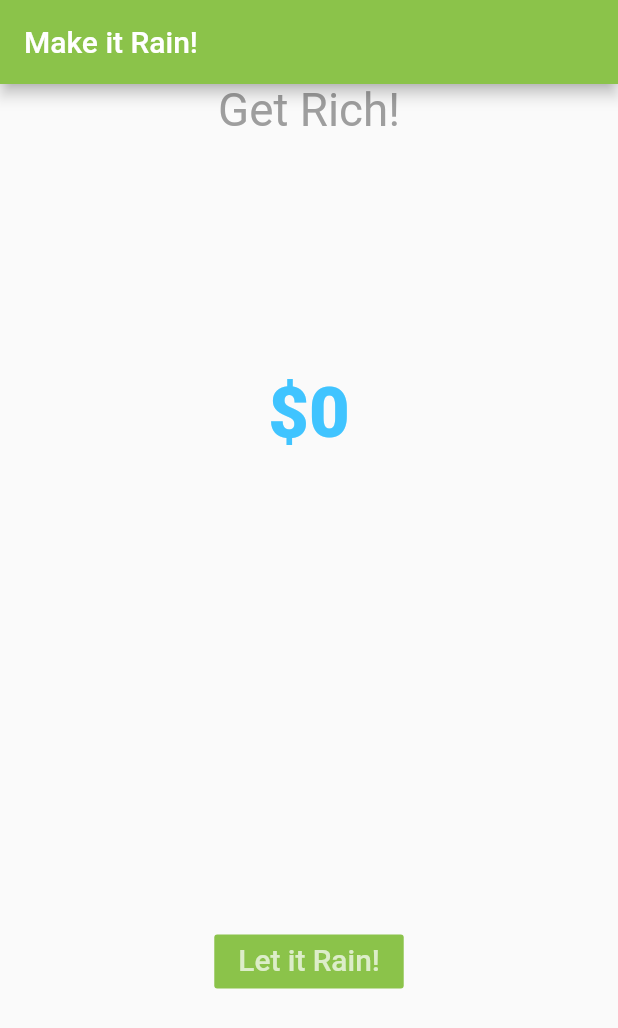
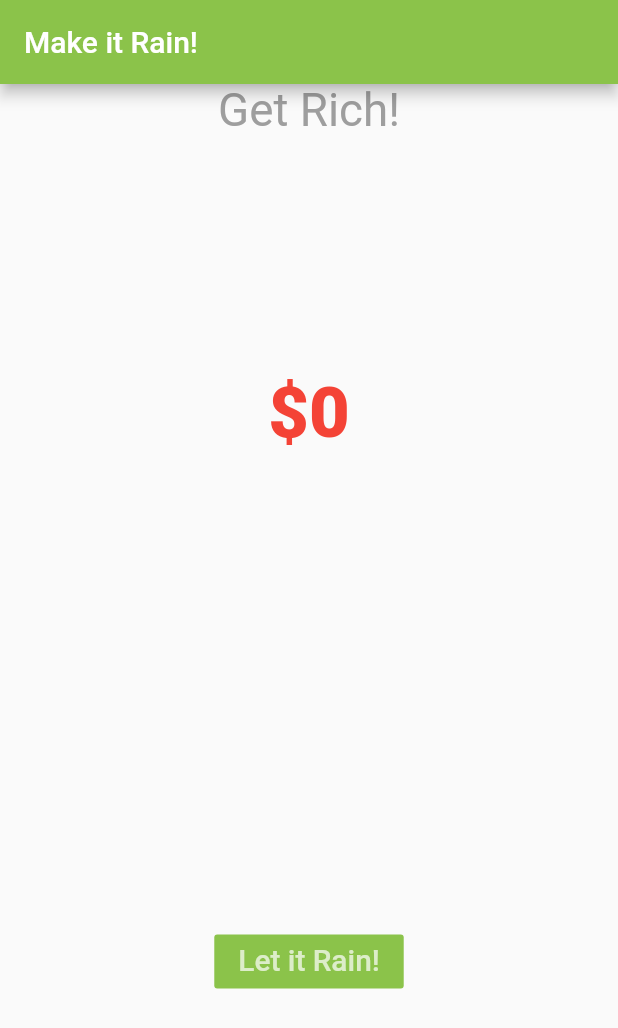
Before and after one commit to skillFocus16/startup_flutter, a Flutter app: the screen it shows after launch, on a phone screen of 412 x 824 dp. Shown: the top 1028 px of the screen. Run offline on Flutter 3.47's test engine with Material 2 defaults, Android fonts, the phone set to English and light mode, and no system bars.

Commit message:
if else make it rain color change

```diff
--- a/lib/ui/rain.dart
+++ b/lib/ui/rain.dart
@@ -43,7 +43,8 @@ class MakeItRain extends State<RainApp> {
                   child: new Text(
                     '\$$_moneyCounter',
                     style: new TextStyle(
-                      color: Colors.lightBlueAccent,
+//                      color: Colors.lightBlueAccent,
+                      color: _moneyCounter > 2000 ? Colors.blueAccent : Colors.red,
                       fontSize: 46.9,
                       fontWeight: FontWeight.w800,
                     ),
```
